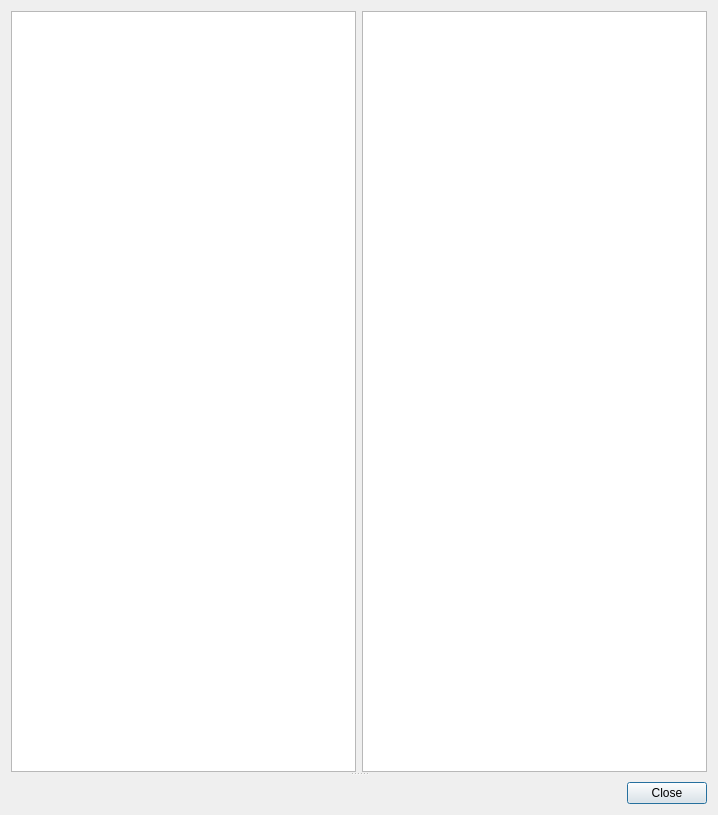
Before: the Qt Designer form hgview/qt4/filediffviewer.ui in TyberiusPrime/hgview, drawn with Qt 5.
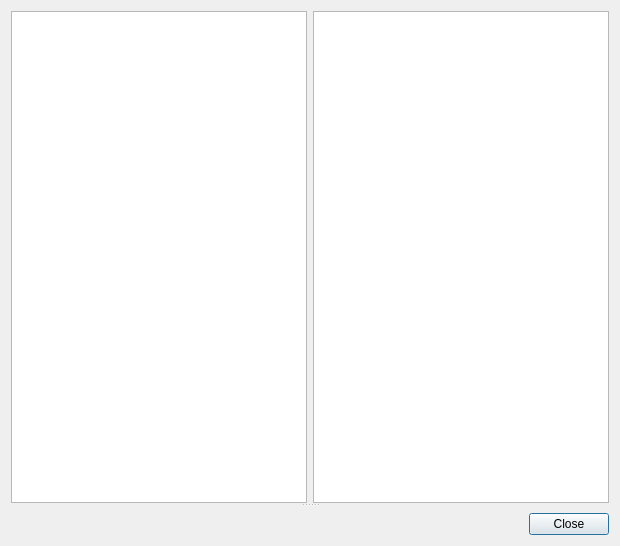
After: the same form once the commit is applied.

Commit message: oops, sorry

```diff
--- a/hgview/qt4/filediffviewer.ui
+++ b/hgview/qt4/filediffviewer.ui
@@ -5,8 +5,8 @@
    <rect>
     <x>0</x>
     <y>0</y>
-    <width>718</width>
-    <height>815</height>
+    <width>620</width>
+    <height>546</height>
    </rect>
   </property>
   <property name="windowTitle" >
```
Left out of the diff: 31 changed lines with no effect on the pictures. The commit also changes 1 other file.
